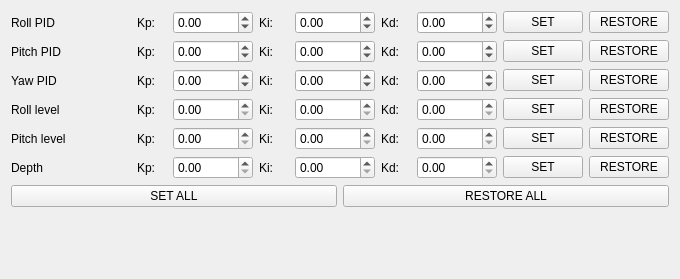
The window that UiFiles/pidSetup.ui (knr-auv/PC_GUI) describes before a commit, drawn with Qt 5.
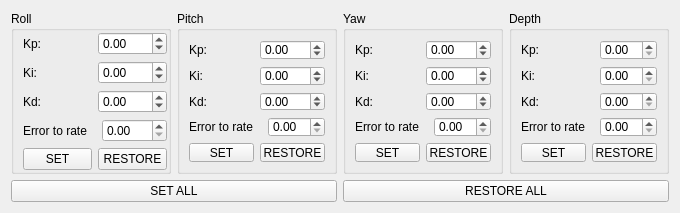
The same window after the commit.

What changed in the file:
```diff
--- a/UiFiles/pidSetup.ui
+++ b/UiFiles/pidSetup.ui
@@ -7,7 +7,7 @@
     <x>0</x>
     <y>0</y>
     <width>680</width>
-    <height>279</height>
+    <height>213</height>
    </rect>
   </property>
   <property name="minimumSize">
@@ -19,33 +19,39 @@
   <property name="windowTitle">
    <string>Form</string>
   </property>
-  <layout class="QVBoxLayout" name="main_layout">
+  <layout class="QHBoxLayout" name="horizontalLayout_22">
    <item>
-    <layout class="QHBoxLayout" name="roll_layout">
+    <layout class="QVBoxLayout" name="verticalLayout_5">
      <item>
-      <widget class="QLabel" name="roll_title">
-       <property name="minimumSize">
-        <size>
-         <width>120</width>
-         <height>0</height>
-        </size>
-       </property>
-       <property name="maximumSize">
-        <size>
-         <width>120</width>
-         <height>16777215</height>
-        </size>
-       </property>
-       <property name="text">
-        <string>Roll PID</string>
-       </property>
-      </widget>
-     </item>
+      <layout class="QHBoxLayout" name="horizontalLayout_23">
+       <item>
+        <widget class="QGroupBox" name="roll_box">
+         <property name="title">
+          <string>Roll</string>
+         </property>
+         <layout class="QVBoxLayout" name="verticalLayout">
+          <property name="topMargin">
+           <number>1</number>
+          </property>
+          <property name="rightMargin">
+           <number>1</number>
+          </property>
+          <property name="bottomMargin">
+           <number>1</number>
+          </property>
+          <item>
+           <layout class="QHBoxLayout" name="horizontalLayout">
      <item>
       <widget class="QLabel" name="roll_kp_label">
+              <property name="minimumSize">
+               <size>
+                <width>73</width>
+                <height>0</height>
+               </size>
+              </property>
        <property name="maximumSize">
         <size>
-         <width>30</width>
+                <width>73</width>
          <height>16777215</height>
         </size>
        </property>
@@ -67,11 +73,21 @@
        </property>
       </widget>
      </item>
+           </layout>
+          </item>
+          <item>
+           <layout class="QHBoxLayout" name="horizontalLayout_2">
      <item>
       <widget class="QLabel" name="roll_ki_label">
+              <property name="minimumSize">
+               <size>
+                <width>73</width>
+                <height>0</height>
+               </size>
+              </property>
        <property name="maximumSize">
         <size>
-         <width>30</width>
+                <width>73</width>
          <height>16777215</height>
         </size>
        </property>
@@ -93,11 +109,21 @@
        </property>
       </widget>
      </item>
+           </layout>
+          </item>
+          <item>
+           <layout class="QHBoxLayout" name="horizontalLayout_3">
      <item>
       <widget class="QLabel" name="roll_kd_label">
+              <property name="minimumSize">
+               <size>
+                <width>73</width>
+                <height>0</height>
+               </size>
+              </property>
        <property name="maximumSize">
         <size>
-         <width>30</width>
+                <width>73</width>
          <height>16777215</height>
         </size>
        </property>
@@ -119,6 +145,36 @@
        </property>
       </widget>
      </item>
+           </layout>
+          </item>
+          <item>
+           <layout class="QHBoxLayout" name="horizontalLayout_5">
+            <item>
+             <widget class="QLabel" name="label">
+              <property name="minimumSize">
+               <size>
+                <width>73</width>
+                <height>0</height>
+               </size>
+              </property>
+              <property name="maximumSize">
+               <size>
+                <width>73</width>
+                <height>16777215</height>
+               </size>
+              </property>
+              <property name="text">
+               <string>Error to rate</string>
+              </property>
+             </widget>
+            </item>
+            <item>
+             <widget class="QDoubleSpinBox" name="roll_rate_edit"/>
+            </item>
+           </layout>
+          </item>
+          <item>
+           <layout class="QHBoxLayout" name="horizontalLayout_6">
      <item>
       <widget class="QPushButton" name="roll_set_btn">
        <property name="text">
@@ -135,32 +191,28 @@
      </item>
     </layout>
    </item>
-   <item>
-    <layout class="QHBoxLayout" name="pitch_layout">
-     <item>
-      <widget class="QLabel" name="pitch_title">
-       <property name="minimumSize">
-        <size>
-         <width>120</width>
-         <height>0</height>
-        </size>
-       </property>
-       <property name="maximumSize">
-        <size>
-         <width>120</width>
-         <height>16777215</height>
-        </size>
-       </property>
-       <property name="text">
-        <string>Pitch PID</string>
-       </property>
-      </widget>
-     </item>
+         </layout>
+        </widget>
+       </item>
+       <item>
+        <widget class="QGroupBox" name="pitch_box">
+         <property name="title">
+          <string>Pitch</string>
+         </property>
+         <layout class="QVBoxLayout" name="verticalLayout_2">
+          <item>
+           <layout class="QHBoxLayout" name="horizontalLayout_7">
      <item>
       <widget class="QLabel" name="pitch_kp_label">
+              <property name="minimumSize">
+               <size>
+                <width>73</width>
+                <height>0</height>
+               </size>
+              </property>
        <property name="maximumSize">
         <size>
-         <width>30</width>
+                <width>73</width>
          <height>16777215</height>
         </size>
        </property>
@@ -182,11 +234,21 @@
        </property>
       </widget>
      </item>
+           </layout>
+          </item>
+          <item>
+           <layout class="QHBoxLayout" name="horizontalLayout_9">
      <item>
       <widget class="QLabel" name="pitch_ki_label">
+              <property name="minimumSize">
+               <size>
+                <width>73</width>
+                <height>0</height>
+               </size>
+              </property>
        <property name="maximumSize">
         <size>
-         <width>30</width>
+                <width>73</width>
          <height>16777215</height>
         </size>
        </property>
@@ -208,11 +270,21 @@
        </property>
       </widget>
      </item>
+           </layout>
+          </item>
+          <item>
+           <layout class="QHBoxLayout" name="horizontalLayout_8">
      <item>
       <widget class="QLabel" name="pitch_kd_label">
+              <property name="minimumSize">
+               <size>
+                <width>73</width>
+                <height>0</height>
+               </size>
+              </property>
        <property name="maximumSize">
         <size>
-         <width>30</width>
+                <width>73</width>
          <height>16777215</height>
         </size>
        </property>
@@ -234,6 +306,36 @@
        </property>
       </widget>
      </item>
+           </layout>
+          </item>
+          <item>
+           <layout class="QHBoxLayout" name="horizontalLayout_21">
+            <item>
+             <widget class="QLabel" name="label_2">
+              <property name="minimumSize">
+               <size>
+                <width>73</width>
+                <height>0</height>
+               </size>
+              </property>
+              <property name="maximumSize">
+               <size>
+                <width>73</width>
+                <height>16777215</height>
+               </size>
+              </property>
+              <property name="text">
+               <string>Error to rate</string>
+              </property>
+             </widget>
+            </item>
+            <item>
+             <widget class="QDoubleSpinBox" name="pitch_rate_edit"/>
+            </item>
+           </layout>
+          </item>
+          <item>
+           <layout class="QHBoxLayout" name="horizontalLayout_10">
      <item>
       <widget class="QPushButton" name="pitch_set_btn">
        <property name="text">
@@ -250,32 +352,28 @@
      </item>
     </layout>
    </item>
-   <item>
-    <layout class="QHBoxLayout" name="yaw_layout">
-     <item>
-      <widget class="QLabel" name="yaw_title">
-       <property name="minimumSize">
-        <size>
-         <width>120</width>
-         <height>0</height>
-        </size>
-       </property>
-       <property name="maximumSize">
-        <size>
-         <width>120</width>
-         <height>16777215</height>
-        </size>
-       </property>
-       <property name="text">
-        <string>Yaw PID</string>
-       </property>
-      </widget>
-     </item>
+         </layout>
+        </widget>
+       </item>
+       <item>
+        <widget class="QGroupBox" name="yaw_box">
+         <property name="title">
+          <string>Yaw</string>
+         </property>
+         <layout class="QVBoxLayout" name="verticalLayout_3">
+          <item>
+           <layout class="QHBoxLayout" name="horizontalLayout_11">
      <item>
       <widget class="QLabel" name="yaw_kp_label">
+              <property name="minimumSize">
+               <size>
+                <width>73</width>
+                <height>0</height>
+               </size>
+              </property>
        <property name="maximumSize">
         <size>
-         <width>30</width>
+                <width>73</width>
          <height>16777215</height>
         </size>
        </property>
@@ -297,11 +395,21 @@
        </property>
       </widget>
      </item>
+           </layout>
+          </item>
+          <item>
+           <layout class="QHBoxLayout" name="horizontalLayout_12">
      <item>
       <widget class="QLabel" name="yaw_ki_label">
+              <property name="minimumSize">
+               <size>
+                <width>73</width>
+                <height>0</height>
+               </size>
+              </property>
        <property name="maximumSize">
         <size>
-         <width>30</width>
+                <width>73</width>
          <height>16777215</height>
         </size>
        </property>
@@ -323,11 +431,21 @@
        </property>
       </widget>
      </item>
+           </layout>
+          </item>
+          <item>
+           <layout class="QHBoxLayout" name="horizontalLayout_13">
      <item>
       <widget class="QLabel" name="yaw_kd_label">
+              <property name="minimumSize">
+               <size>
+                <width>73</width>
+                <height>0</height>
+               </size>
+              </property>
        <property name="maximumSize">
         <size>
-         <width>30</width>
+                <width>73</width>
          <height>16777215</height>
         </size>
        </property>
@@ -349,6 +467,36 @@
        </property>
       </widget>
      </item>
+           </layout>
+          </item>
+          <item>
+           <layout class="QHBoxLayout" name="horizontalLayout_19">
+            <item>
+             <widget class="QLabel" name="label_4">
+              <property name="minimumSize">
+               <size>
+                <width>73</width>
+                <height>0</height>
+               </size>
+              </property>
+              <property name="maximumSize">
+               <size>
+                <width>73</width>
+                <height>16777215</height>
+               </size>
+              </property>
+              <property name="text">
+               <string>Error to rate</string>
+              </property>
+             </widget>
+            </item>
+            <item>
+             <widget class="QDoubleSpinBox" name="yaw_rate_edit"/>
+            </item>
+           </layout>
+          </item>
+          <item>
+           <layout class="QHBoxLayout" name="horizontalLayout_14">
      <item>
       <widget class="QPushButton" name="yaw_set_btn">
        <property name="text">
@@ -365,202 +513,28 @@
      </item>
     </layout>
    </item>
-   <item>
-    <layout class="QHBoxLayout" name="roll_level_layout">
-     <item>
-      <widget class="QLabel" name="label_4">
-       <property name="minimumSize">
-        <size>
-         <width>120</width>
-         <height>0</height>
-        </size>
-       </property>
-       <property name="maximumSize">
-        <size>
-         <width>120</width>
-         <height>16777215</height>
-        </size>
-       </property>
-       <property name="text">
-        <string>Roll level</string>
-       </property>
-      </widget>
-     </item>
-     <item>
-      <widget class="QLabel" name="label">
-       <property name="maximumSize">
-        <size>
-         <width>30</width>
-         <height>16777215</height>
-        </size>
-       </property>
-       <property name="text">
-        <string>Kp:</string>
-       </property>
-      </widget>
-     </item>
-     <item>
-      <widget class="QDoubleSpinBox" name="roll_level_kp_edit"/>
-     </item>
-     <item>
-      <widget class="QLabel" name="label_7">
-       <property name="maximumSize">
-        <size>
-         <width>30</width>
-         <height>16777215</height>
-        </size>
-       </property>
-       <property name="text">
-        <string>Ki:</string>
-       </property>
-      </widget>
-     </item>
-     <item>
-      <widget class="QDoubleSpinBox" name="roll_level_ki_edit"/>
-     </item>
-     <item>
-      <widget class="QLabel" name="label_8">
-       <property name="maximumSize">
-        <size>
-         <width>30</width>
-         <height>16777215</height>
-        </size>
-       </property>
-       <property name="text">
-        <string>Kd:</string>
-       </property>
-      </widget>
-     </item>
-     <item>
-      <widget class="QDoubleSpinBox" name="roll_level_kd_edit"/>
-     </item>
-     <item>
-      <widget class="QPushButton" name="roll_level_set_btn">
-       <property name="text">
-        <string>SET</string>
-       </property>
-      </widget>
-     </item>
-     <item>
-      <widget class="QPushButton" name="roll_level_restore_btn">
-       <property name="text">
-        <string>RESTORE</string>
-       </property>
-      </widget>
-     </item>
-    </layout>
-   </item>
-   <item>
-    <layout class="QHBoxLayout" name="pitch_level_layout">
-     <item>
-      <widget class="QLabel" name="label_5">
-       <property name="minimumSize">
-        <size>
-         <width>120</width>
-         <height>0</height>
-        </size>
-       </property>
-       <property name="maximumSize">
-        <size>
-         <width>120</width>
-         <height>16777215</height>
-        </size>
-       </property>
-       <property name="text">
-        <string>Pitch level</string>
-       </property>
+         </layout>
       </widget>
      </item>
      <item>
-      <widget class="QLabel" name="label_2">
-       <property name="maximumSize">
-        <size>
-         <width>30</width>
-         <height>16777215</height>
-        </size>
-       </property>
-       <property name="text">
-        <string>Kp:</string>
-       </property>
-      </widget>
-     </item>
-     <item>
-      <widget class="QDoubleSpinBox" name="pitch_level_kp_edit"/>
-     </item>
-     <item>
-      <widget class="QLabel" name="label_10">
-       <property name="maximumSize">
-        <size>
-         <width>30</width>
-         <height>16777215</height>
-        </size>
-       </property>
-       <property name="text">
-        <string>Ki:</string>
-       </property>
-      </widget>
-     </item>
-     <item>
-      <widget class="QDoubleSpinBox" name="pitch_level_ki_edit"/>
-     </item>
-     <item>
-      <widget class="QLabel" name="label_11">
-       <property name="maximumSize">
-        <size>
-         <width>30</width>
-         <height>16777215</height>
-        </size>
-       </property>
-       <property name="text">
-        <string>Kd:</string>
-       </property>
-      </widget>
-     </item>
-     <item>
-      <widget class="QDoubleSpinBox" name="pitch_level_kd_edit"/>
-     </item>
-     <item>
-      <widget class="QPushButton" name="pitch_level_set_btn">
-       <property name="text">
-        <string>SET</string>
-       </property>
-      </widget>
-     </item>
-     <item>
-      <widget class="QPushButton" name="pitch_level_restore_btn">
-       <property name="text">
-        <string>RESTORE</string>
-       </property>
-      </widget>
-     </item>
-    </layout>
-   </item>
-   <item>
-    <layout class="QHBoxLayout" name="depth_layout">
-     <item>
-      <widget class="QLabel" name="label_6">
-       <property name="minimumSize">
-        <size>
-         <width>120</width>
-         <height>0</height>
-        </size>
-       </property>
-       <property name="maximumSize">
-        <size>
-         <width>120</width>
-         <height>16777215</height>
-        </size>
-       </property>
-       <property name="text">
+        <widget class="QGroupBox" name="depth_box">
+         <property name="title">
         <string>Depth</string>
        </property>
-      </widget>
-     </item>
+         <layout class="QVBoxLayout" name="verticalLayout_4">
+          <item>
+           <layout class="QHBoxLayout" name="horizontalLayout_17">
      <item>
       <widget class="QLabel" name="label_3">
+              <property name="minimumSize">
+               <size>
+                <width>73</width>
+                <height>0</height>
+               </size>
+              </property>
        <property name="maximumSize">
         <size>
-         <width>30</width>
+                <width>73</width>
          <height>16777215</height>
         </size>
        </property>
@@ -572,11 +546,21 @@
      <item>
       <widget class="QDoubleSpinBox" name="depth_kp_edit"/>
      </item>
+           </layout>
+          </item>
+          <item>
+           <layout class="QHBoxLayout" name="horizontalLayout_15">
      <item>
       <widget class="QLabel" name="label_9">
+              <property name="minimumSize">
+               <size>
+                <width>73</width>
+                <height>0</height>
+               </size>
+              </property>
        <property name="maximumSize">
         <size>
-         <width>30</width>
+                <width>73</width>
          <height>16777215</height>
         </size>
        </property>
@@ -588,11 +572,21 @@
      <item>
       <widget class="QDoubleSpinBox" name="depth_ki_edit"/>
      </item>
+           </layout>
+          </item>
+          <item>
+           <layout class="QHBoxLayout" name="horizontalLayout_16">
      <item>
       <widget class="QLabel" name="label_12">
+              <property name="minimumSize">
+               <size>
+                <width>73</width>
+                <height>0</height>
+               </size>
+              </property>
        <property name="maximumSize">
         <size>
-         <width>30</width>
+                <width>73</width>
          <height>16777215</height>
         </size>
        </property>
@@ -604,6 +598,36 @@
      <item>
       <widget class="QDoubleSpinBox" name="depth_kd_edit"/>
      </item>
+           </layout>
+          </item>
+          <item>
+           <layout class="QHBoxLayout" name="horizontalLayout_20">
+            <item>
+             <widget class="QLabel" name="label_5">
+              <property name="minimumSize">
+               <size>
+                <width>73</width>
+                <height>0</height>
+               </size>
+              </property>
+              <property name="maximumSize">
+               <size>
+                <width>73</width>
+                <height>16777215</height>
+               </size>
+              </property>
+              <property name="text">
+               <string>Error to rate</string>
+              </property>
+             </widget>
+            </item>
+            <item>
+             <widget class="QDoubleSpinBox" name="depth_rate_edit"/>
+            </item>
+           </layout>
+          </item>
+          <item>
+           <layout class="QHBoxLayout" name="horizontalLayout_18">
      <item>
       <widget class="QPushButton" name="depth_set_btn">
        <property name="text">
@@ -620,6 +644,11 @@
      </item>
     </layout>
    </item>
+         </layout>
+        </widget>
+       </item>
+      </layout>
+     </item>
    <item>
     <layout class="QHBoxLayout" name="horizontalLayout_4">
      <item>
@@ -638,21 +667,7 @@
      </item>
     </layout>
    </item>
-   <item>
-    <widget class="QLabel" name="status">
-     <property name="enabled">
-      <bool>true</bool>
-     </property>
-     <property name="maximumSize">
-      <size>
-       <width>16777215</width>
-       <height>16777215</height>
-      </size>
-     </property>
-     <property name="text">
-      <string/>
-     </property>
-    </widget>
+    </layout>
    </item>
   </layout>
  </widget>
```
Lines whose indentation alone changed are shown as unchanged.
